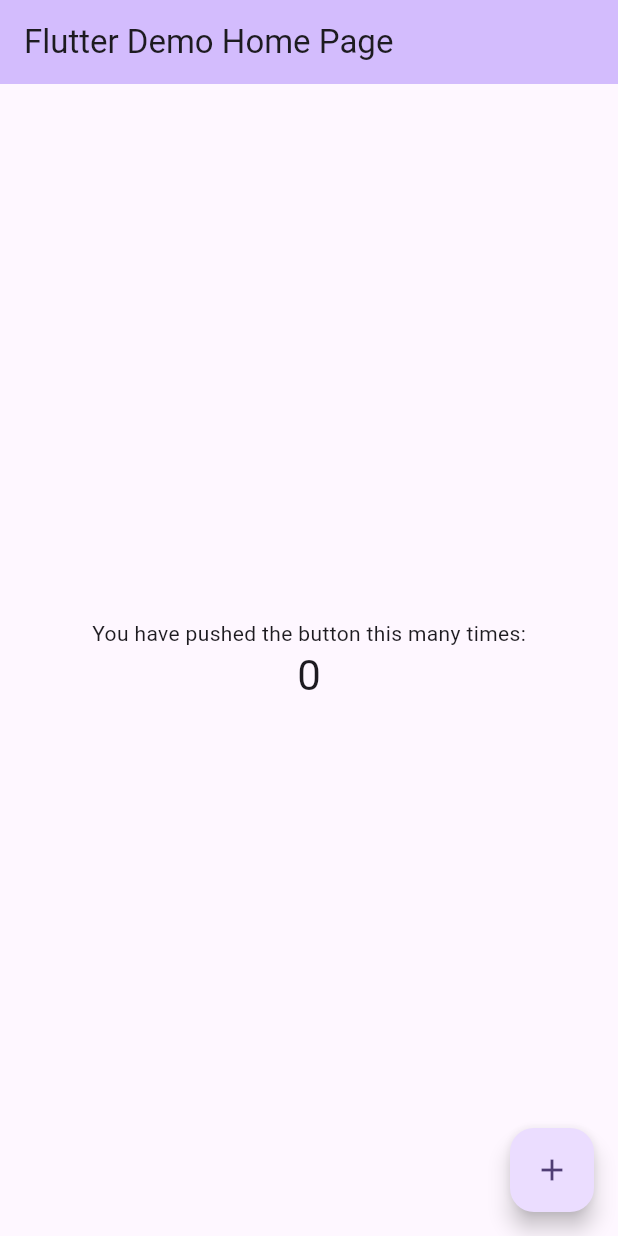
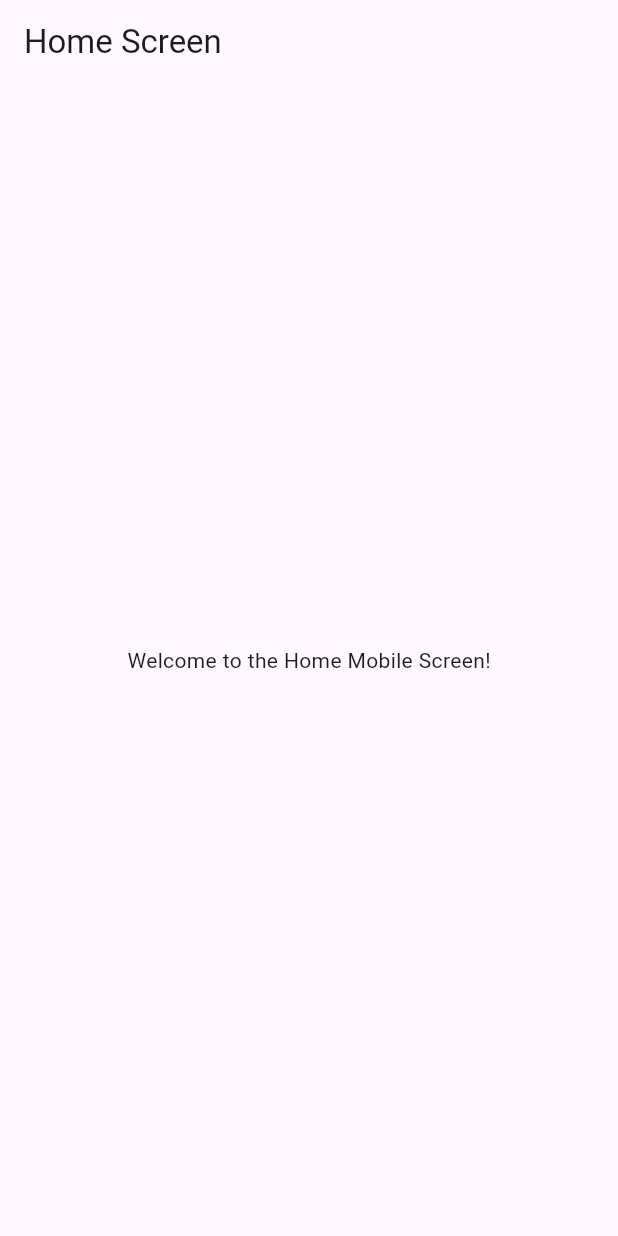
Before and after one commit to ankit-sengupta05/CyborgAI, a Flutter app: the screen it shows after launch, on a phone screen of 412 x 824 dp. Run offline on Flutter 3.47's test engine with Material 3 defaults, Android fonts, the phone set to English and light mode, and no system bars; our stand-ins replace firebase_auth, google_sign_in; accounts and stored records are empty.

Commit message:
created distint methods to load windows and android app diffrently

```diff
--- a/lib/main.dart
+++ b/lib/main.dart
@@ -1,122 +1,16 @@
 import 'package:flutter/material.dart';
+import 'screens/home_router.dart'; // ✅ correct
 
 void main() {
-  runApp(const MyApp());
+  runApp(MyApp());
 }
 
 class MyApp extends StatelessWidget {
-  const MyApp({super.key});
-
-  // This widget is the root of your application.
   @override
   Widget build(BuildContext context) {
     return MaterialApp(
-      title: 'Flutter Demo',
-      theme: ThemeData(
-        // This is the theme of your application.
-        //
-        // TRY THIS: Try running your application with "flutter run". You'll see
-        // the application has a purple toolbar. Then, without quitting the app,
-        // try changing the seedColor in the colorScheme below to Colors.green
-        // and then invoke "hot reload" (save your changes or press the "hot
-        // reload" button in a Flutter-supported IDE, or press "r" if you used
-        // the command line to start the app).
-        //
-        // Notice that the counter didn't reset back to zero; the application
-        // state is not lost during the reload. To reset the state, use hot
-        // restart instead.
-        //
-        // This works for code too, not just values: Most code changes can be
-        // tested with just a hot reload.
-        colorScheme: .fromSeed(seedColor: Colors.deepPurple),
-      ),
-      home: const MyHomePage(title: 'Flutter Demo Home Page'),
+      debugShowCheckedModeBanner: false,
+      home: HomeRouter(), // ✅ no const
     );
   }
 }
-
-class MyHomePage extends StatefulWidget {
-  const MyHomePage({super.key, required this.title});
-
-  // This widget is the home page of your application. It is stateful, meaning
-  // that it has a State object (defined below) that contains fields that affect
-  // how it looks.
-
-  // This class is the configuration for the state. It holds the values (in this
-  // case the title) provided by the parent (in this case the App widget) and
-  // used by the build method of the State. Fields in a Widget subclass are
-  // always marked "final".
-
-  final String title;
-
-  @override
-  State<MyHomePage> createState() => _MyHomePageState();
-}
-
-class _MyHomePageState extends State<MyHomePage> {
-  int _counter = 0;
-
-  void _incrementCounter() {
-    setState(() {
-      // This call to setState tells the Flutter framework that something has
-      // changed in this State, which causes it to rerun the build method below
-      // so that the display can reflect the updated values. If we changed
-      // _counter without calling setState(), then the build method would not be
-      // called again, and so nothing would appear to happen.
-      _counter++;
-    });
-  }
-
-  @override
-  Widget build(BuildContext context) {
-    // This method is rerun every time setState is called, for instance as done
-    // by the _incrementCounter method above.
-    //
-    // The Flutter framework has been optimized to make rerunning build methods
-    // fast, so that you can just rebuild anything that needs updating rather
-    // than having to individually change instances of widgets.
-    return Scaffold(
-      appBar: AppBar(
-        // TRY THIS: Try changing the color here to a specific color (to
-        // Colors.amber, perhaps?) and trigger a hot reload to see the AppBar
-        // change color while the other colors stay the same.
-        backgroundColor: Theme.of(context).colorScheme.inversePrimary,
-        // Here we take the value from the MyHomePage object that was created by
-        // the App.build method, and use it to set our appbar title.
-        title: Text(widget.title),
-      ),
-      body: Center(
-        // Center is a layout widget. It takes a single child and positions it
-        // in the middle of the parent.
-        child: Column(
-          // Column is also a layout widget. It takes a list of children and
-          // arranges them vertically. By default, it sizes itself to fit its
-          // children horizontally, and tries to be as tall as its parent.
-          //
-          // Column has various properties to control how it sizes itself and
-          // how it positions its children. Here we use mainAxisAlignment to
-          // center the children vertically; the main axis here is the vertical
-          // axis because Columns are vertical (the cross axis would be
-          // horizontal).
-          //
-          // TRY THIS: Invoke "debug painting" (choose the "Toggle Debug Paint"
-          // action in the IDE, or press "p" in the console), to see the
-          // wireframe for each widget.
-          mainAxisAlignment: .center,
-          children: [
-            const Text('You have pushed the button this many times:'),
-            Text(
-              '$_counter',
-              style: Theme.of(context).textTheme.headlineMedium,
-            ),
-          ],
-        ),
-      ),
-      floatingActionButton: FloatingActionButton(
-        onPressed: _incrementCounter,
-        tooltip: 'Increment',
-        child: const Icon(Icons.add),
-      ),
-    );
-  }
-}
--- /dev/null
+++ b/lib/screens/android/home_screen.dart
@@ -0,0 +1,20 @@
+import 'package:flutter/material.dart';
+import 'package:flutter/foundation.dart';
+
+class HomeMobile extends StatefulWidget{
+  _HomeMobile createState() => _HomeMobile();
+}
+
+class _HomeMobile extends State<HomeMobile> {
+  @override
+  Widget build(BuildContext context) {
+    return Scaffold(
+      appBar: AppBar(
+        title: Text('Home Screen'),
+      ),
+      body: Center(
+        child: Text('Welcome to the Home Mobile Screen!'),
+      ),
+    );
+  }
+}
--- /dev/null
+++ b/lib/screens/home_router.dart
@@ -0,0 +1,20 @@
+import 'package:flutter/material.dart';
+import 'package:flutter/foundation.dart';
+
+import 'android/home_screen.dart';
+import 'windows/home_screen.dart';
+
+class HomeRouter extends StatelessWidget {
+  @override
+  Widget build(BuildContext context) {
+    if (defaultTargetPlatform == TargetPlatform.android) {
+      return HomeMobile();
+    } else if (defaultTargetPlatform == TargetPlatform.windows) {
+      return HomeDesktop();
+    } else {
+      return Scaffold(
+        body: Center(child: Text("Unsupported Platform")),
+      );
+    }
+  }
+}
--- a/pubspec.yaml
+++ b/pubspec.yaml
@@ -34,6 +34,9 @@ dependencies:
   # The following adds the Cupertino Icons font to your application.
   # Use with the CupertinoIcons class for iOS style icons.
   cupertino_icons: ^1.0.8
+  firebase_auth: ^6.3.0
+  firebase_core: ^4.6.0
+  google_sign_in: ^7.2.0
 
 dev_dependencies:
   flutter_test:
```
Also changed, not shown: lib/screens/android/login_screen.dart (added, +71 -0 lines), lib/screens/windows/home_screen.dart (added, +251 -0 lines), lib/screens/android/agent_screen.dart (added), lib/screens/android/chat_screen.dart (added), lib/screens/android/models_screen.dart (added), lib/screens/windows/agent_screen.dart (added), lib/screens/windows/chat_screen.dart (added), lib/screens/windows/models_screen.dart (added), pubspec.lock, 4 other files.
